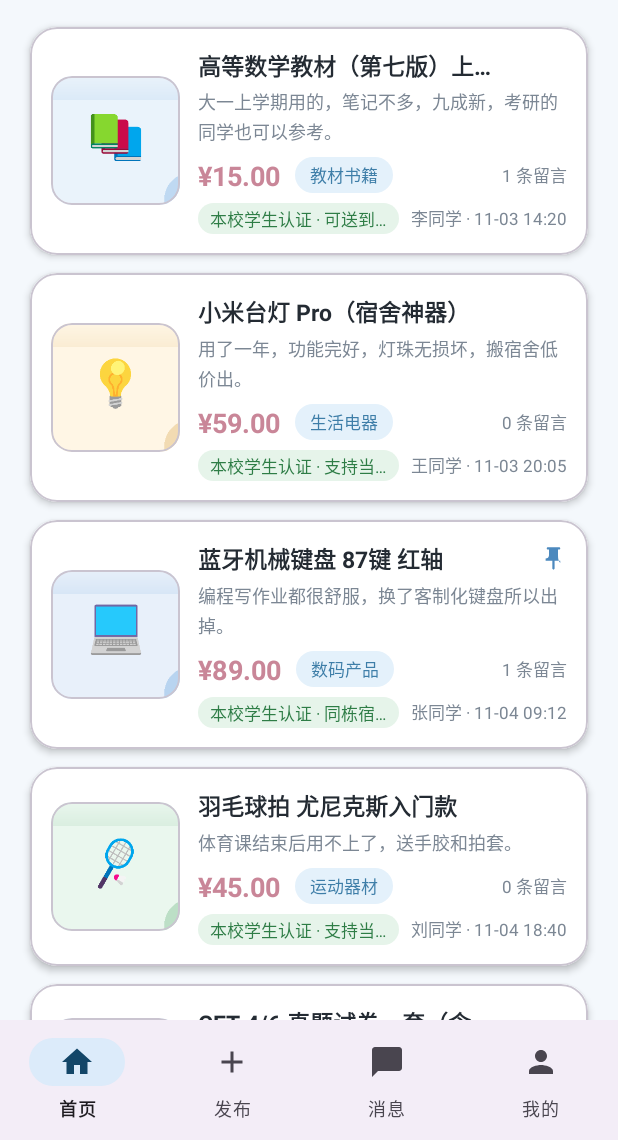
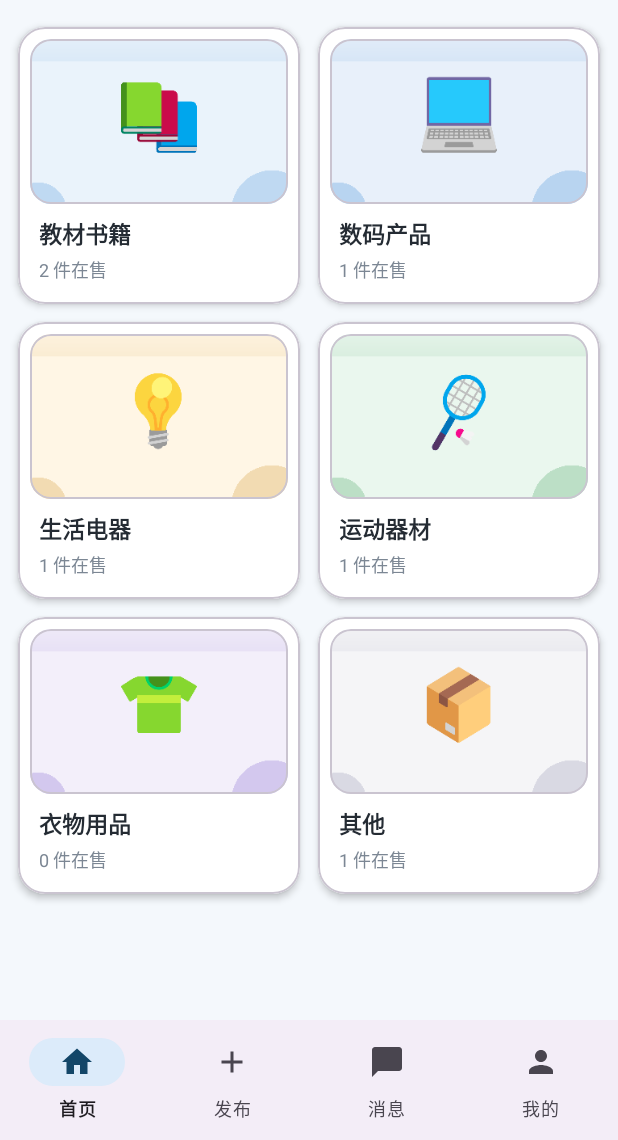
Before and after one commit to tang-zhen8/campus-market-first, an Android app: the screen it shows after launch (MainActivity), on a phone screen of 412 x 824 dp, the part 96-1236 px from its top. Run offline under Robolectric (Android 15) with nearby library versions, the phone set to English and light mode, and no system bars; pictures from the network do not load.

Commit message:
首页改版：分类宫格入口 + 分类商品列表页（两级浏览结构）

```diff
--- a/app/src/main/AndroidManifest.xml
+++ b/app/src/main/AndroidManifest.xml
@@ -26,6 +26,10 @@
             android:name=".ui.detail.ItemDetailActivity"
             android:exported="false" />
 
+        <activity
+            android:name=".ui.home.CategoryActivity"
+            android:exported="false" />
+
         <!-- 伴生模块 P1：桌面「盯盘」小组件 -->
         <receiver
             android:name=".widget.StarredWidgetProvider"
--- /dev/null
+++ b/app/src/main/java/com/tangzhen/campusmarket/ui/home/CategoryAdapter.kt
@@ -0,0 +1,59 @@
+package com.tangzhen.campusmarket.ui.home
+
+import android.view.LayoutInflater
+import android.view.ViewGroup
+import androidx.recyclerview.widget.DiffUtil
+import androidx.recyclerview.widget.ListAdapter
+import androidx.recyclerview.widget.RecyclerView
+import com.bumptech.glide.Glide
+import com.tangzhen.campusmarket.R
+import com.tangzhen.campusmarket.databinding.ItemCategoryBinding
+
+/** 首页宫格里的一个分类卡片（分类名 + 配图 + 在售件数） */
+data class CategoryUi(
+    val name: String,
+    val iconRes: Int,
+    val count: Int,
+)
+
+/**
+ * 分类宫格适配器：首页第一级入口，点卡片进入 CategoryActivity
+ */
+class CategoryAdapter(
+    private val onItemClick: (String) -> Unit
+) : ListAdapter<CategoryUi, CategoryAdapter.CategoryViewHolder>(DIFF) {
+
+    companion object {
+        private val DIFF = object : DiffUtil.ItemCallback<CategoryUi>() {
+            override fun areItemsTheSame(oldItem: CategoryUi, newItem: CategoryUi) =
+                oldItem.name == newItem.name
+
+            override fun areContentsTheSame(oldItem: CategoryUi, newItem: CategoryUi) =
+                oldItem == newItem
+        }
+    }
+
+    override fun onCreateViewHolder(parent: ViewGroup, viewType: Int): CategoryViewHolder {
+        val binding = ItemCategoryBinding.inflate(LayoutInflater.from(parent.context), parent, false)
+        return CategoryViewHolder(binding)
+    }
+
+    override fun onBindViewHolder(holder: CategoryViewHolder, position: Int) {
+        holder.bind(getItem(position), onItemClick)
+    }
+
+    class CategoryViewHolder(private val binding: ItemCategoryBinding) :
+        RecyclerView.ViewHolder(binding.root) {
+
+        fun bind(category: CategoryUi, onItemClick: (String) -> Unit) {
+            binding.tvName.text = category.name
+            binding.tvCount.text =
+                binding.root.context.getString(R.string.on_sale_count, category.count)
+            Glide.with(binding.ivIcon)
+                .load(category.iconRes)
+                .centerCrop()
+                .into(binding.ivIcon)
+            binding.root.setOnClickListener { onItemClick(category.name) }
+        }
+    }
+}
--- a/app/src/main/java/com/tangzhen/campusmarket/ui/home/HomeFragment.kt
+++ b/app/src/main/java/com/tangzhen/campusmarket/ui/home/HomeFragment.kt
@@ -8,20 +8,32 @@ import android.view.ViewGroup
 import android.widget.Toast
 import androidx.core.content.ContextCompat
 import androidx.fragment.app.Fragment
-import androidx.recyclerview.widget.LinearLayoutManager
+import androidx.recyclerview.widget.GridLayoutManager
 import com.tangzhen.campusmarket.R
 import com.tangzhen.campusmarket.data.MarketRepository
 import com.tangzhen.campusmarket.databinding.FragmentHomeBinding
-import com.tangzhen.campusmarket.ui.detail.ItemDetailActivity
 
 /**
- * 首页：商品列表
+ * 首页：分类宫格（第一级）
+ *
+ * 打开 App 先看到六个分类卡片（教材书籍 / 数码产品 / 生活电器 / 运动器材 /
+ * 衣物用品 / 其他），点进分类后才是具体的商品列表（CategoryActivity）。
  */
 class HomeFragment : Fragment() {
 
     private var _binding: FragmentHomeBinding? = null
     private val binding get() = _binding!!
-    private lateinit var adapter: ItemAdapter
+    private lateinit var adapter: CategoryAdapter
+
+    /** 六个分类与对应的配图（与 MarketRepository.CATEGORIES 保持一致） */
+    private val categoryIcons = mapOf(
+        "教材书籍" to R.drawable.img_cat_textbook,
+        "数码产品" to R.drawable.img_cat_digital,
+        "生活电器" to R.drawable.img_cat_appliance,
+        "运动器材" to R.drawable.img_cat_sports,
+        "衣物用品" to R.drawable.img_cat_clothes,
+        "其他" to R.drawable.img_cat_other,
+    )
 
     override fun onCreateView(
         inflater: LayoutInflater, container: ViewGroup?, savedInstanceState: Bundle?
@@ -31,13 +43,13 @@ class HomeFragment : Fragment() {
     }
 
     override fun onViewCreated(view: View, savedInstanceState: Bundle?) {
-        adapter = ItemAdapter { item ->
-            // 点击卡片 -> 商品详情
-            val intent = Intent(requireContext(), ItemDetailActivity::class.java)
-            intent.putExtra(ItemDetailActivity.EXTRA_ITEM_ID, item.id)
+        adapter = CategoryAdapter { category ->
+            // 点分类卡片 -> 进入该分类的商品列表
+            val intent = Intent(requireContext(), CategoryActivity::class.java)
+            intent.putExtra(CategoryActivity.EXTRA_CATEGORY, category)
             startActivity(intent)
         }
-        binding.recyclerView.layoutManager = LinearLayoutManager(requireContext())
+        binding.recyclerView.layoutManager = GridLayoutManager(requireContext(), 2)
         binding.recyclerView.adapter = adapter
         binding.recyclerView.itemAnimator = null
 
@@ -49,10 +61,14 @@ class HomeFragment : Fragment() {
             loadFromCloud()
         }
 
-        // 观察仓库数据，自动刷新列表（LiveData 单向数据流）
+        // 观察仓库数据，统计每个分类的在售件数（LiveData 单向数据流）
         MarketRepository.items.observe(viewLifecycleOwner) { list ->
-            adapter.submitList(list)
-            binding.emptyView.visibility = if (list.isEmpty()) View.VISIBLE else View.GONE
+            val uiList = categoryIcons.map { (name, icon) ->
+                CategoryUi(name, icon, list.count { it.category == name })
+            }
+            adapter.submitList(uiList)
+            binding.emptyView.visibility =
+                if (list.isEmpty()) View.VISIBLE else View.GONE
         }
 
         // 首次进入：云端商品缓存为空时静默触发一次网络请求
--- a/app/src/main/res/layout/fragment_home.xml
+++ b/app/src/main/res/layout/fragment_home.xml
@@ -14,9 +14,9 @@
             android:layout_width="match_parent"
             android:layout_height="match_parent"
             android:clipToPadding="false"
-            android:paddingStart="12dp"
+            android:paddingStart="6dp"
             android:paddingTop="12dp"
-            android:paddingEnd="12dp"
+            android:paddingEnd="6dp"
             android:paddingBottom="92dp" />
 
         <TextView
--- /dev/null
+++ b/app/src/main/res/layout/item_category.xml
@@ -0,0 +1,61 @@
+<?xml version="1.0" encoding="utf-8"?>
+<com.google.android.material.card.MaterialCardView
+    xmlns:android="http://schemas.android.com/apk/res/android"
+    xmlns:app="http://schemas.android.com/apk/res-auto"
+    android:layout_width="match_parent"
+    android:layout_height="wrap_content"
+    android:layout_marginHorizontal="6dp"
+    android:layout_marginVertical="6dp"
+    android:foreground="?attr/selectableItemBackground"
+    app:cardBackgroundColor="@color/surface"
+    app:cardCornerRadius="18dp"
+    app:cardElevation="3dp">
+
+    <LinearLayout
+        android:layout_width="match_parent"
+        android:layout_height="wrap_content"
+        android:orientation="vertical">
+
+        <!-- 分类示意图：复用本地商品的分类配图 -->
+        <com.google.android.material.card.MaterialCardView
+            android:layout_width="match_parent"
+            android:layout_height="110dp"
+            android:layout_margin="8dp"
+            app:cardBackgroundColor="#EDF4FB"
+            app:cardCornerRadius="14dp"
+            app:cardElevation="0dp">
+
+            <ImageView
+                android:id="@+id/ivIcon"
+                android:layout_width="match_parent"
+                android:layout_height="match_parent"
+                android:contentDescription="@string/tab_home"
+                android:scaleType="centerCrop" />
+        </com.google.android.material.card.MaterialCardView>
+
+        <LinearLayout
+            android:layout_width="match_parent"
+            android:layout_height="wrap_content"
+            android:orientation="vertical"
+            android:paddingStart="14dp"
+            android:paddingEnd="14dp"
+            android:paddingBottom="14dp">
+
+            <TextView
+                android:id="@+id/tvName"
+                android:layout_width="match_parent"
+                android:layout_height="wrap_content"
+                android:textColor="@color/text_primary"
+                android:textSize="15sp"
+                android:textStyle="bold" />
+
+            <TextView
+                android:id="@+id/tvCount"
+                android:layout_width="match_parent"
+                android:layout_height="wrap_content"
+                android:layout_marginTop="3dp"
+                android:textColor="@color/text_secondary"
+                android:textSize="12sp" />
+        </LinearLayout>
+    </LinearLayout>
+</com.google.android.material.card.MaterialCardView>
--- a/app/src/main/res/values/strings.xml
+++ b/app/src/main/res/values/strings.xml
@@ -7,6 +7,8 @@
     <string name="tab_mine">我的</string>
 
     <string name="empty_market">暂无闲置商品，下拉刷新试试</string>
+    <string name="empty_category">该分类暂无在售商品</string>
+    <string name="on_sale_count">%d 件在售</string>
     <string name="empty_message">暂无留言消息</string>
     <string name="my_favorites">我的收藏</string>
     <string name="my_publishes">我的发布</string>
```
Also changed, not shown: app/src/main/java/com/tangzhen/campusmarket/ui/home/CategoryActivity.kt (added, +54 -0 lines), app/src/main/res/layout/activity_category.xml (added, +49 -0 lines).
